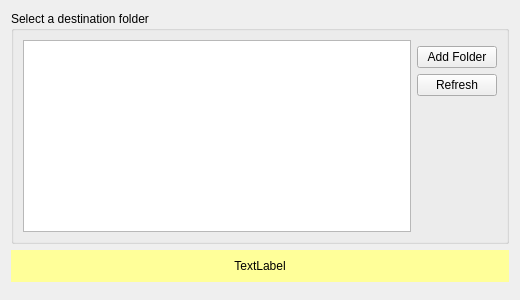
First picture: the form in src/mirall/folderwizardtargetpage.ui, repository nextcloud/desktop, before the edit.
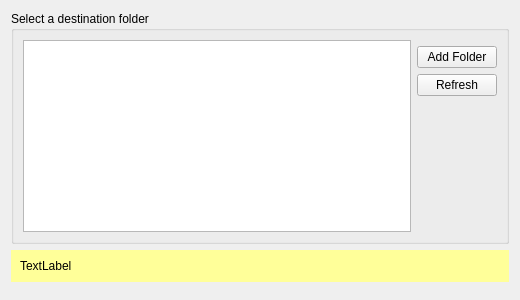
Second picture: the form after the edit.

```diff
--- a/src/mirall/folderwizardtargetpage.ui
+++ b/src/mirall/folderwizardtargetpage.ui
@@ -109,9 +109,6 @@
           <property name="textFormat">
            <enum>Qt::AutoText</enum>
           </property>
-          <property name="alignment">
-           <set>Qt::AlignCenter</set>
-          </property>
           <property name="wordWrap">
            <bool>true</bool>
           </property>
```
